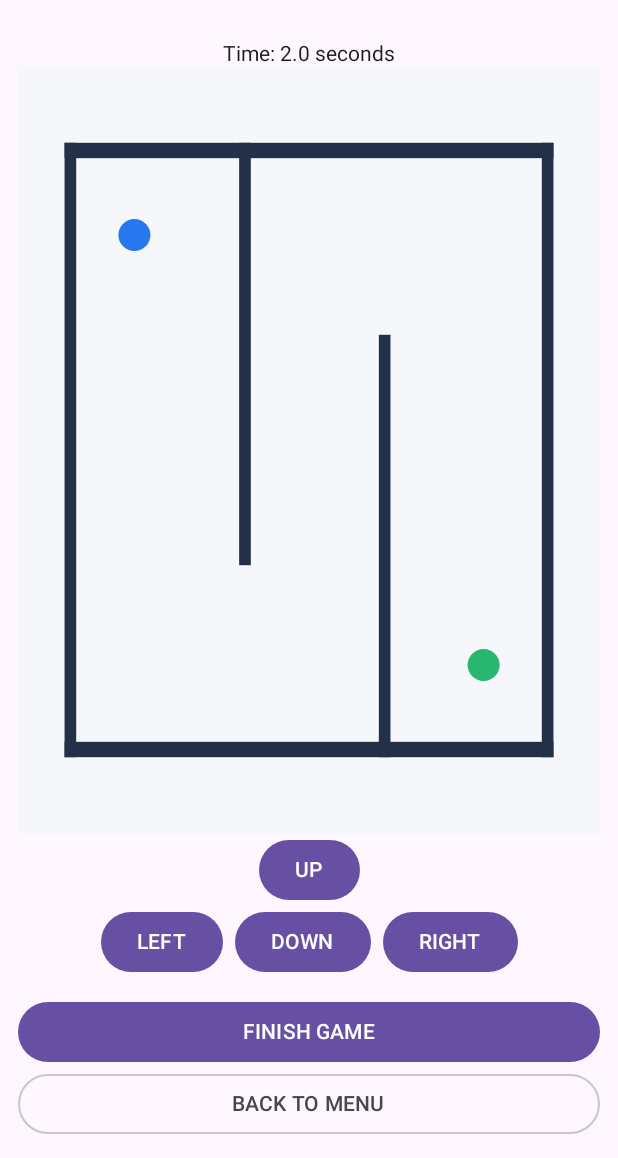
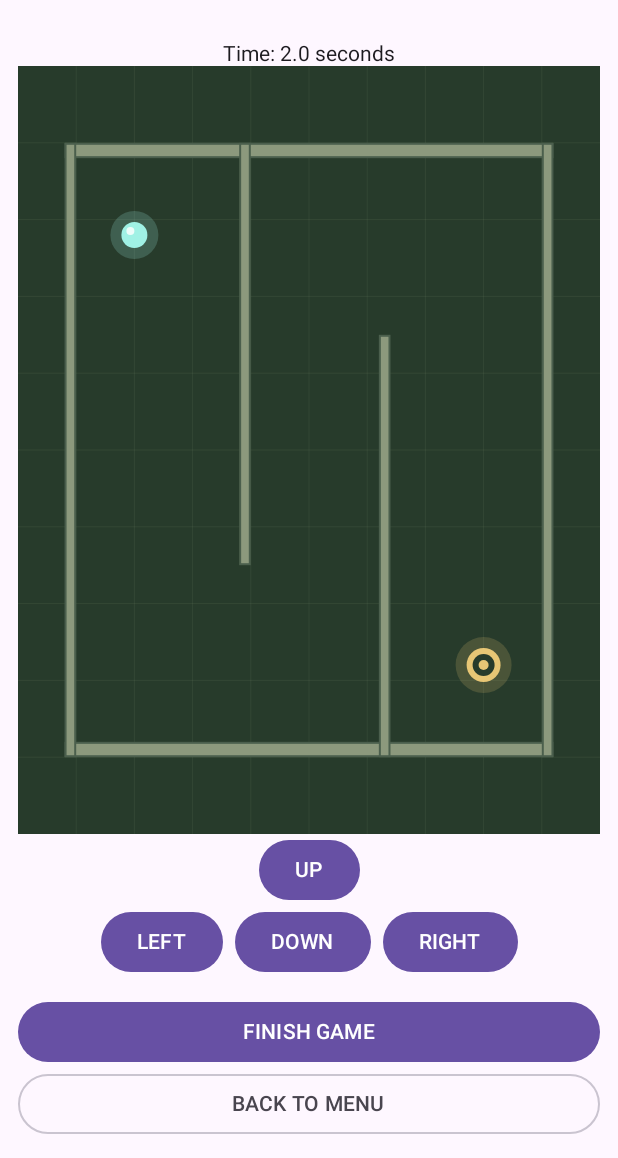
Before and after one commit to Sgio91/TiltMaze, an Android app built with Jetpack Compose: the screen it shows after launch (GameActivity), after a tap on "START GAME", on a phone screen of 412 x 824 dp, the part 78-1236 px from its top. Run offline under Robolectric (Android 15) with nearby library versions, the phone set to English and light mode, and no system bars.

Commit message:
Updating Maze style to tribute a game I really love called The Legend of Zelda.

```diff
--- a/app/src/main/java/com/griffith/tiltmaze/MazeScreen.kt
+++ b/app/src/main/java/com/griffith/tiltmaze/MazeScreen.kt
@@ -1,112 +1,184 @@
-// Sergio Alves Da Silva Student Number: 3139115
 
 package com.griffith.tiltmaze
-
 
 import androidx.compose.foundation.Canvas
 import androidx.compose.foundation.background
 import androidx.compose.runtime.Composable
 import androidx.compose.ui.Modifier
-import androidx.compose.ui.graphics.Color
 import androidx.compose.ui.geometry.Offset
 import androidx.compose.ui.geometry.Size
+import androidx.compose.ui.graphics.Color
 import androidx.compose.ui.graphics.drawscope.DrawScope
 
+// New design colors layout.
+private val forestGreen = Color(0xFF273B2B)
+private val stoneColour = Color(0xFF8C997D)
+private val stoneShadow = Color(0xFF4B5F4D)
+private val magicBlue = Color(0xFFA0F1E5)
+private val templeGold = Color(0xFFE7C675)
 
 @Composable
-fun MazeScreen( // This function creates the maze graphics.
+fun MazeScreen(
+    ballX: Float,
+    ballY: Float,
+    modifier: Modifier = Modifier
+) {
 
-    ballX: Float, // Horizontal position of the ball.
-    ballY: Float, // Vertical position of the ball.
-    modifier: Modifier = Modifier // Modifier allows GameScreen to control the canvas size.
-
-) {
-    // Creating a Drawing area in pixels.
+    // Canvas lets us draw the game using shapes.
     Canvas(
-        modifier = modifier.background(Color(0xFFF5F7FA))
+        modifier = modifier.background(forestGreen)
     ) {
 
+        // Width and height of our drawing area.
         val w = size.width
         val h = size.height
-        val wallColor = Color(0xFF233047)
 
-        // Outer maze walls.
-        drawWall( // Top wall.
-            w, h, 0.08f, 0.10f, 0.92f, 0.12f, wallColor
+
+         // Draw the floor.
+        // Add subtle lines to resemble stone tiles.
+        for (i in 1..9) {
+
+            val x = w * i / 10f
+            val y = h * i / 10f
+
+            drawLine(
+                color = stoneColour.copy(alpha = 0.12f),
+                start = Offset(x, 0f),
+                end = Offset(x, h),
+                strokeWidth = 1f
+            )
+
+            drawLine(
+                color = stoneColour.copy(alpha = 0.12f),
+                start = Offset(0f, y),
+                end = Offset(w, y),
+                strokeWidth = 1f
+            )
+        }
+
+        // Draw the outer stone walls.
+        drawStoneWall(w, h, .08f, .10f, .92f, .12f)
+        drawStoneWall(w, h, .08f, .88f, .92f, .90f)
+        drawStoneWall(w, h, .08f, .10f, .10f, .90f)
+        drawStoneWall(w, h, .90f, .10f, .92f, .90f)
+
+
+        // Draw the internal walls.
+        // Maze coordinates.
+        drawStoneWall(w, h, .38f, .10f, .40f, .65f)
+        drawStoneWall(w, h, .62f, .35f, .64f, .90f)
+
+
+        // Draw the new goal.
+        val goal = Offset(
+            x = w * .80f,
+            y = h * .78f
         )
 
-        drawWall( // Bottom wall.
-            w, h, 0.08f, 0.88f, 0.92f, 0.90f, wallColor
+        // Soft golden glow around the goal.
+        drawCircle(
+            color = templeGold.copy(alpha = 0.18f),
+            radius = 28f,
+            center = goal
         )
 
-        drawWall( // Left wall.
-            w, h, 0.08f, 0.10f, 0.10f, 0.90f, wallColor
+        // Golden outer ring.
+        drawCircle(
+            color = templeGold,
+            radius = 17f,
+            center = goal
         )
 
-        drawWall( // Right wall.
-            w, h, 0.90f, 0.10f, 0.92f, 0.90f, wallColor
+        // Dark center, giving a different appearance.
+        drawCircle(
+            color = forestGreen,
+            radius = 11f,
+            center = goal
         )
 
-        // Internal maze walls.
-
-        drawWall( // First internal wall.
-            w, h, 0.38f, 0.10f, 0.40f, 0.65f, wallColor
-        )
-
-        drawWall( // Second internal wall.
-            w, h, 0.62f, 0.35f, 0.64f, 0.90f, wallColor
-        )
-
-        // Drawing the final goal.
-
+        // Golden center.
         drawCircle(
-
-            color = Color(0xFF29B66F), radius = 16f, center = Offset(
-                x = w * 0.80f, y = h * 0.78f
-            )
-        )
-
-        // Drawing the player ball.
-        drawCircle(
-
-            color = Color(0xFF2878F0), radius = 16f, center = Offset(
-                x = w * ballX, y = h * ballY
-            )
-
+            color = templeGold,
+            radius = 5f,
+            center = goal
         )
 
 
+        // Draw the new ball layout.
+        // ballX and ballY come from GameActivity.
+        val ballPosition = Offset(
+            x = w * ballX,
+            y = h * ballY
+        )
+
+        // Soft outer glow.
+        drawCircle(
+            color = magicBlue.copy(alpha = 0.20f),
+            radius = 24f,
+            center = ballPosition
+        )
+
+        // Main new ball.
+        drawCircle(
+            color = magicBlue,
+            radius = 13f,
+            center = ballPosition
+        )
+
+        // Small highlight makes it look more luminous.
+        drawCircle(
+            color = Color.White.copy(alpha = 0.8f),
+            radius = 4f,
+            center = Offset(
+                x = ballPosition.x - 4f,
+                y = ballPosition.y - 4f
+            )
+        )
     }
 }
 
-// Helper Function.
-// This Function voids repeating drawRectangle code.
-private fun DrawScope.drawWall(
+// Reusable function to draw stone walls.
+private fun DrawScope.drawStoneWall(
+    w: Float,
+    h: Float,
+    left: Float,
+    top: Float,
+    right: Float,
+    bottom: Float
+) {
 
-    // Canvas width and height.
-    w: Float, h: Float,
-
-    // Wall boundaries.
-    left: Float, top: Float, right: Float, bottom: Float,
-
-    // Wall colour.
-    color: Color
-
-) {
-    // Draw a rectangle representing one wall.
+    // Dark shadow behind the stone.
     drawRect(
-
-        color = color,
-
-        // Where the rectangle starts.
-        topLeft = Offset(
-            x = w * left, y = h * top
-        ),
-
+        color = stoneShadow,
+        topLeft = Offset(w * left, h * top),
         size = Size(
-            width = w * (right - left), height = h * (bottom - top)
+            w * (right - left),
+            h * (bottom - top)
         )
-
     )
 
+    // Lighter stone center.
+    // This gives each wall a simple layered appearance.
+    val inset = 2f
+
+    val wallLeft = w * left
+    val wallTop = h * top
+    val wallWidth = w * (right - left)
+    val wallHeight = h * (bottom - top)
+
+    if (wallWidth > inset * 2 &&
+        wallHeight > inset * 2) {
+
+        drawRect(
+            color = stoneColour,
+            topLeft = Offset(
+                wallLeft + inset,
+                wallTop + inset
+            ),
+            size = Size(
+                wallWidth - inset * 2,
+                wallHeight - inset * 2
+            )
+        )
+    }
 }
```
